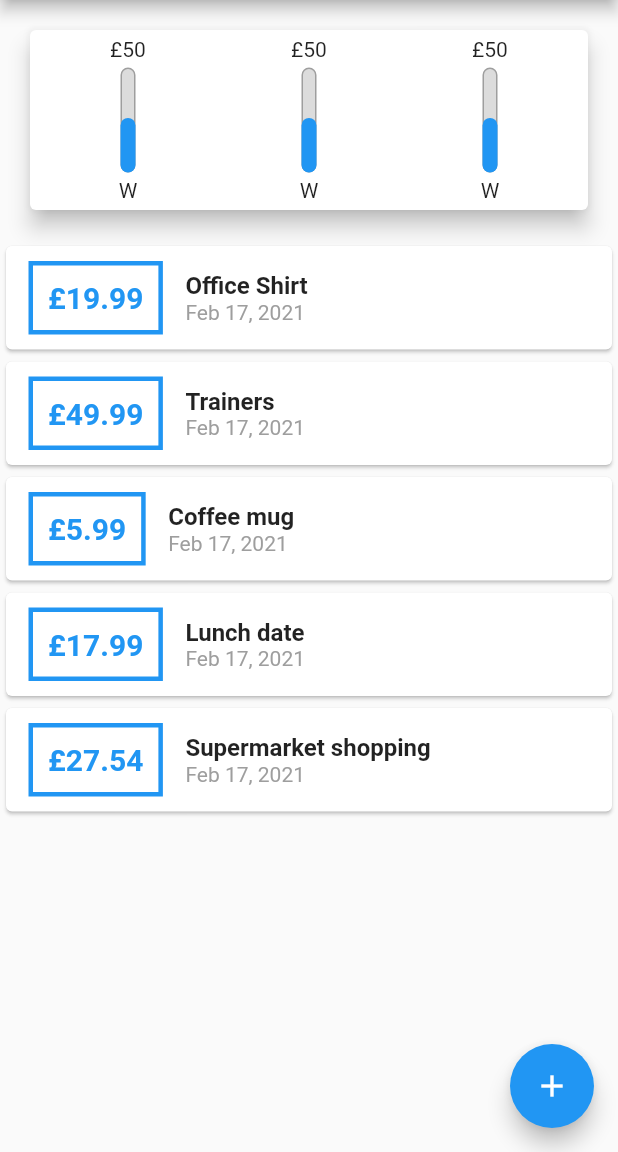
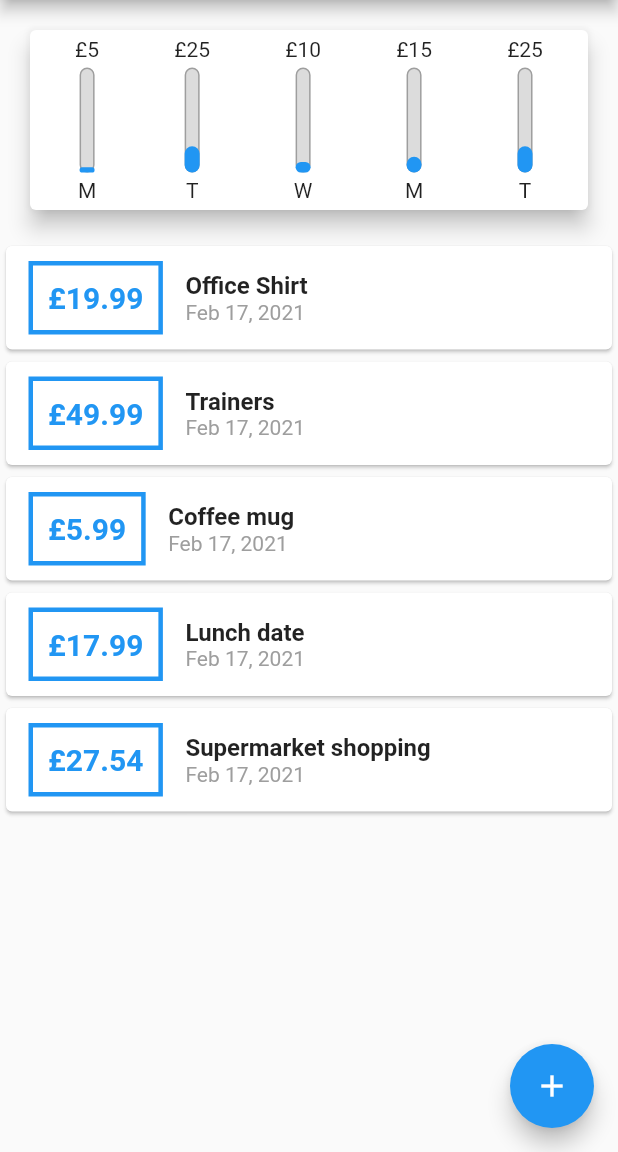
Before and after one commit to maxgdev/expenses_app, a Flutter app: the screen it shows after launch, on a phone screen of 412 x 824 dp, the part 84-1236 px from its top. Run offline on Flutter 3.47's test engine with Material 2 defaults, Android fonts, the phone set to English and light mode, and no system bars.

Commit message:
hard coded mockup of 7 day chart using dummy values

```diff
--- a/lib/chart.dart
+++ b/lib/chart.dart
@@ -1,9 +1,11 @@
 import 'package:flutter/material.dart';
 
 class ChartView extends StatelessWidget {
-  final String label = "W";
-  final double spendingAmount = 50;
-  final double spendingPctOfTotal = 0.52;
+  final String label;
+  final double spendingAmount;
+  final double spendingPctOfTotal;
+
+  ChartView(this.label, this.spendingAmount, this.spendingPctOfTotal);
 
   @override
   Widget build(BuildContext context) {
@@ -20,8 +22,9 @@ class ChartView extends StatelessWidget {
           width: 10,
           child: Stack(
             children: <Widget>[
-              Align(alignment: Alignment.bottomCenter,
-                  child: Container(
+              Align(
+                alignment: Alignment.bottomCenter,
+                child: Container(
                   decoration: BoxDecoration(
                     border: Border.all(color: Colors.grey, width: 1.0),
                     color: Color.fromRGBO(220, 220, 220, 1),
@@ -29,8 +32,9 @@ class ChartView extends StatelessWidget {
                   ),
                 ),
               ),
-              Align(alignment: Alignment.bottomCenter,
-                  child: FractionallySizedBox(
+              Align(
+                alignment: Alignment.bottomCenter,
+                child: FractionallySizedBox(
                   heightFactor: spendingPctOfTotal,
                   child: Container(
                     decoration: BoxDecoration(
--- a/lib/main.dart
+++ b/lib/main.dart
@@ -99,9 +99,11 @@ class _MyHomePageState extends State<MyHomePage> {
                   child: Row(
                     mainAxisAlignment: MainAxisAlignment.spaceAround,
                     children: [
-                      ChartView(),
-                      ChartView(),
-                      ChartView()
+                      ChartView('M', 5, 0.05),
+                      ChartView('T', 25, 0.25),
+                      ChartView('W', 10, 0.1),
+                      ChartView('M', 15, 0.15),
+                      ChartView('T', 25, 0.25),
                     ],),
                   ),
               ),
```
